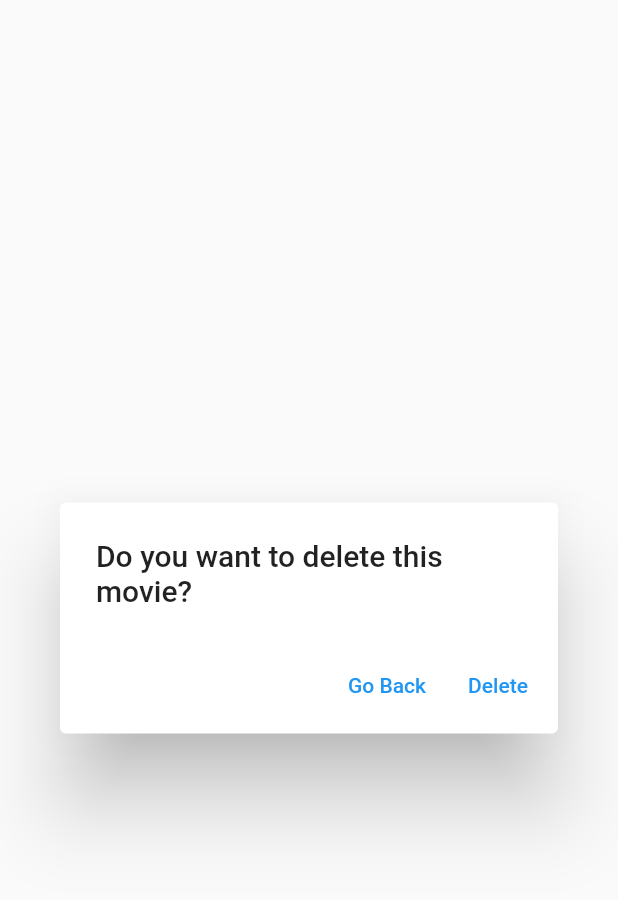
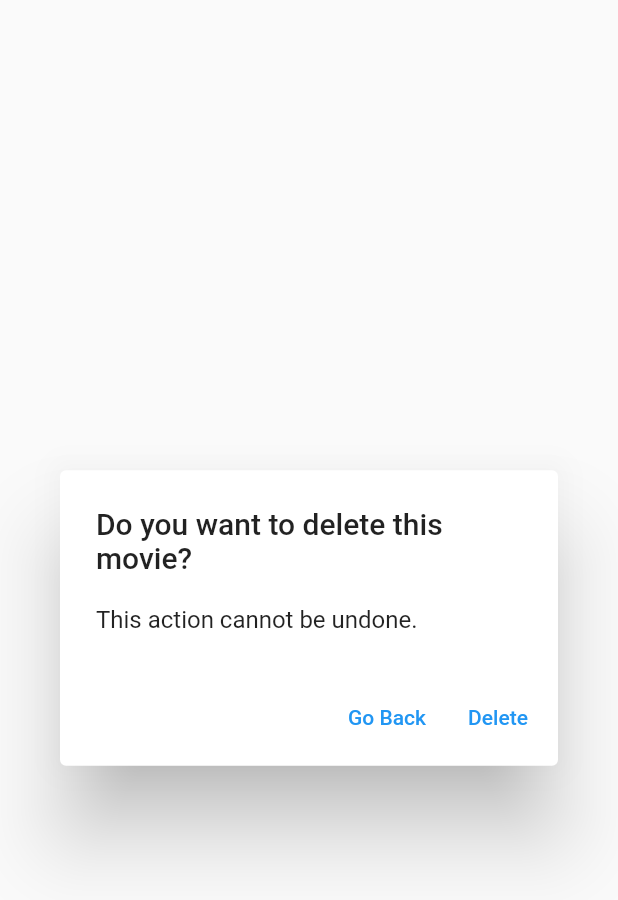
Before and after one commit to nobodyn0se/Offline_MovieDB, a Flutter app: the DeleteMovie widget shown alone on an empty page, opened directly with empty values, on a phone screen of 412 x 824 dp. Shown: the top 900 px of the screen. Run offline on Flutter 3.47's test engine with Material 2 defaults, Android fonts, the phone set to English and light mode, and no system bars; our stand-ins replace firebase_auth, firebase_core, google_sign_in, image_picker, sqflite; accounts and stored records are empty.

Commit message:
Added a warning text to delete dialog box

```diff
--- a/lib/widgets/deleteMovie.dart
+++ b/lib/widgets/deleteMovie.dart
@@ -11,6 +11,7 @@ class DeleteMovie extends StatelessWidget {
     return AlertDialog(
       scrollable: false,
       title: Text('Do you want to delete this movie?'),
+      content: Text('This action cannot be undone.'),
       actions: [
         TextButton(
           onPressed: () {
```
